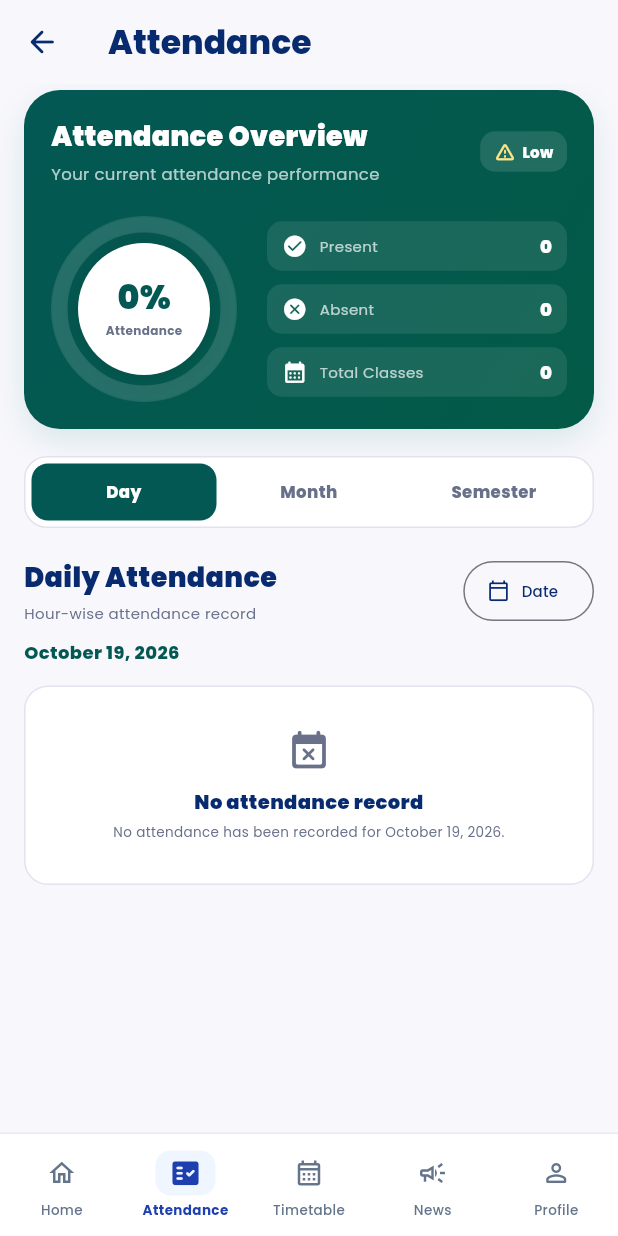
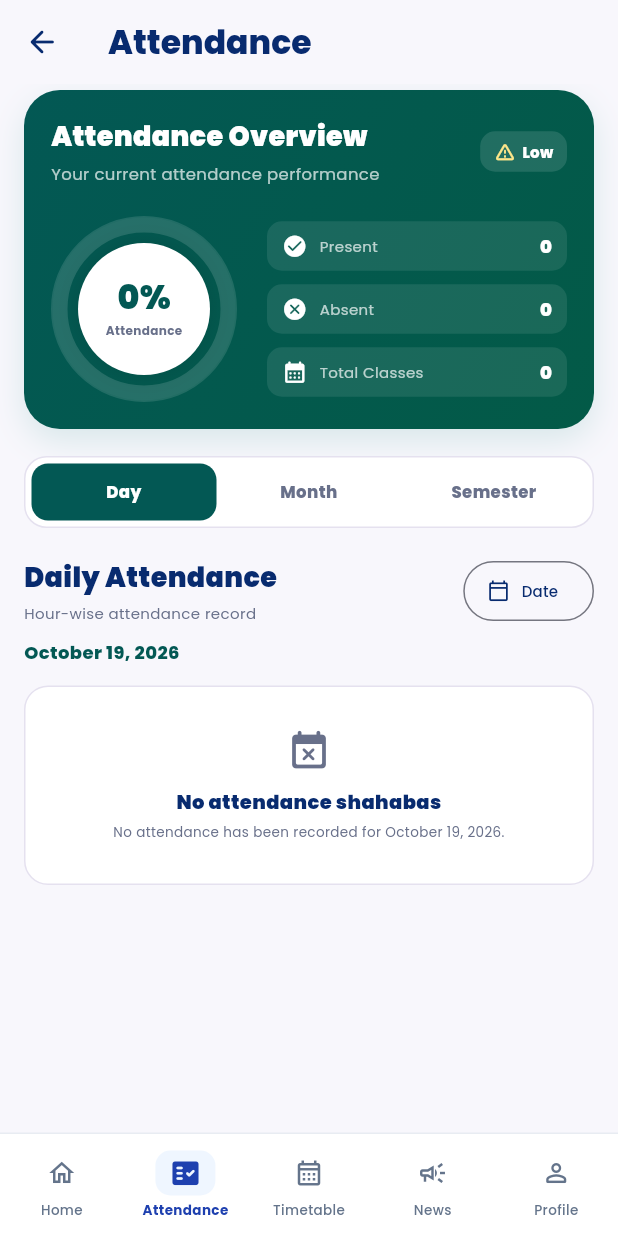
Before and after one commit to ShahabasMM/RoyalStudents, a Flutter app: the AttendanceScreen screen opened by its route, on a phone screen of 412 x 824 dp. Run offline on Flutter 3.47's test engine with Material 3 defaults, Android fonts, the phone set to English and light mode, and no system bars; our stand-ins replace google_fonts, supabase_flutter; accounts and stored records are empty.

Commit message:
Royal College Students Application Partially Completed

```diff
--- a/lib/screens/attendance_screen.dart
+++ b/lib/screens/attendance_screen.dart
@@ -1515,7 +1515,7 @@ class _AttendanceScreenState
             icon:
                 Icons.event_busy_rounded,
             title:
-                'No attendance record',
+                'No attendance shahabas',
             message:
                 'No attendance has been recorded for ${_formattedDate()}.',
           )
```
